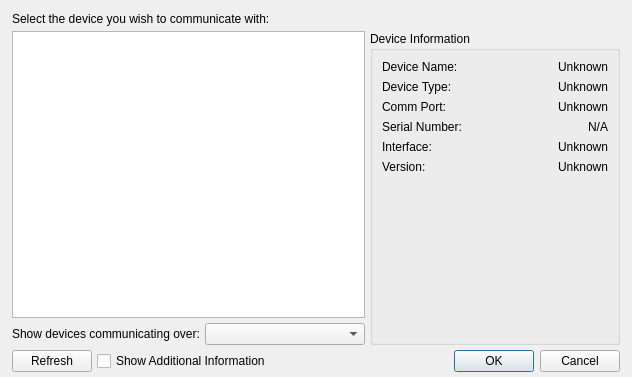
This is ui/DeviceDialog.ui in kipr/kiss as Qt 5 draws it before an edit. The edited form follows.
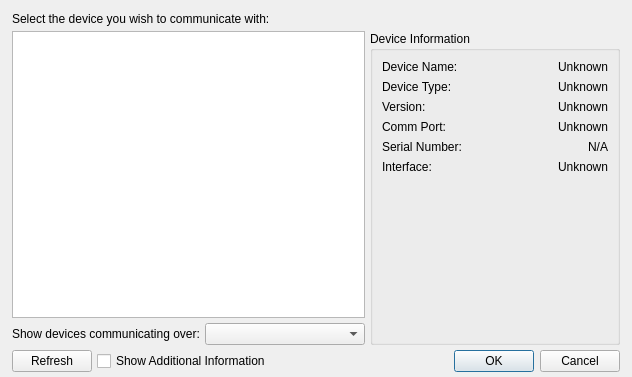
This is the edited form.

Commit message: Reordered the info displayed in DeviceDialog

```diff
--- a/ui/DeviceDialog.ui
+++ b/ui/DeviceDialog.ui
@@ -126,6 +126,27 @@
           </item>
          </layout>
         </item>
+        <item>
+         <layout class="QHBoxLayout" name="horizontalLayout_10">
+          <item>
+           <widget class="QLabel" name="label_9">
+            <property name="text">
+             <string>Version:</string>
+            </property>
+           </widget>
+          </item>
+          <item>
+           <widget class="QLabel" name="ui_version">
+            <property name="text">
+             <string>Unknown</string>
+            </property>
+            <property name="alignment">
+             <set>Qt::AlignRight|Qt::AlignTrailing|Qt::AlignVCenter</set>
+            </property>
+           </widget>
+          </item>
+         </layout>
+        </item>
         <item>
          <layout class="QHBoxLayout" name="horizontalLayout_8">
           <item>
@@ -189,27 +210,6 @@
           </item>
          </layout>
         </item>
-        <item>
-         <layout class="QHBoxLayout" name="horizontalLayout_10">
-          <item>
-           <widget class="QLabel" name="label_9">
-            <property name="text">
-             <string>Version:</string>
-            </property>
-           </widget>
-          </item>
-          <item>
-           <widget class="QLabel" name="ui_version">
-            <property name="text">
-             <string>Unknown</string>
-            </property>
-            <property name="alignment">
-             <set>Qt::AlignRight|Qt::AlignTrailing|Qt::AlignVCenter</set>
-            </property>
-           </widget>
-          </item>
-         </layout>
-        </item>
         <item>
          <spacer name="verticalSpacer">
           <property name="orientation">
```
